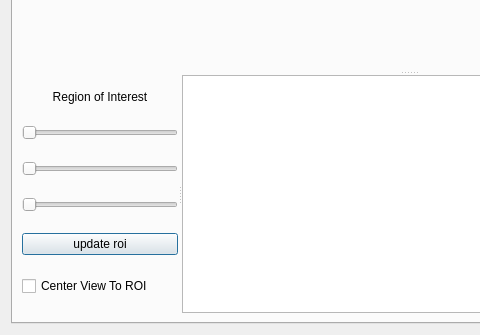
Old version of the form viewer/trimesh_viewer_mainwindow.ui in the repository nithins/mscomplex-tri; both pictures show x 0 to 480 and y 493 to 828 of the 817 by 828 pixel window.
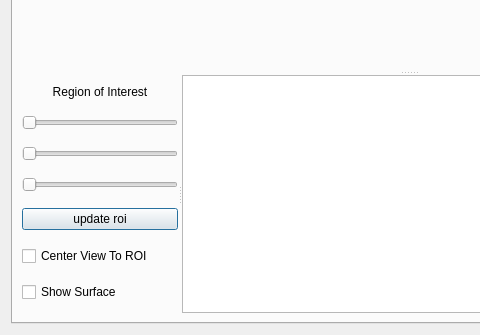
New version of the form. Custom widgets are drawn as their Qt base class.

What changed in the file:
```diff
--- a/viewer/trimesh_viewer_mainwindow.ui
+++ b/viewer/trimesh_viewer_mainwindow.ui
@@ -181,6 +181,13 @@
               </property>
              </widget>
             </item>
+            <item>
+             <widget class="QCheckBox" name="show_surface_checkBox">
+              <property name="text">
+               <string>Show Surface</string>
+              </property>
+             </widget>
+            </item>
            </layout>
           </widget>
           <widget class="QTableView" name="datapiece_view">
```
